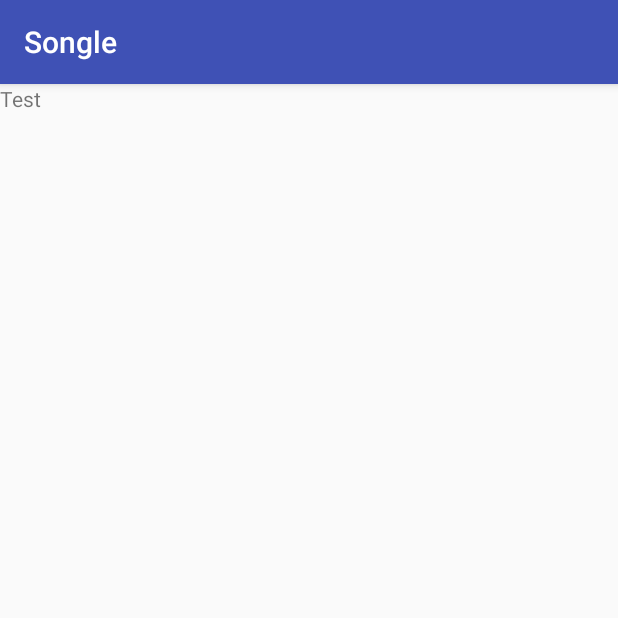
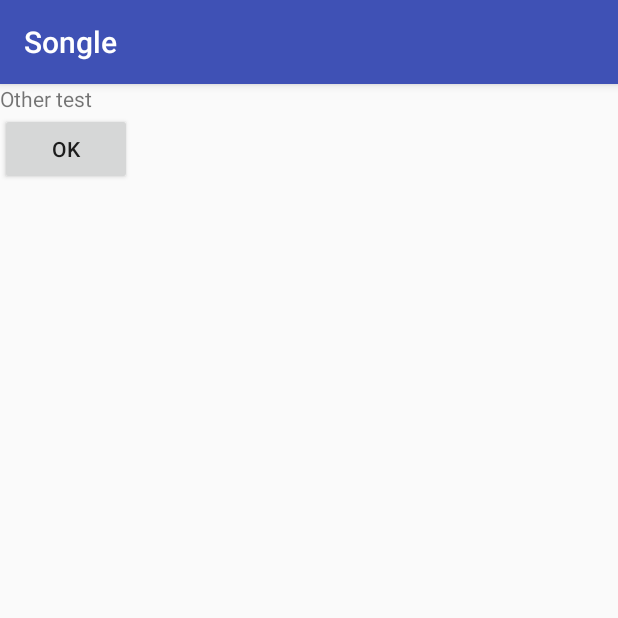
Before and after one commit to Lammatian/Songle, an Android app: the screen it shows after launch (MainActivity), on a phone screen of 412 x 824 dp, the top half of it. Run offline under Robolectric (Android 15) with nearby library versions, the phone set to English and light mode, and no system bars.

Commit message:
Further tests

```diff
--- a/app/src/main/java/com/example/mateusz/songle/MainActivity.kt
+++ b/app/src/main/java/com/example/mateusz/songle/MainActivity.kt
@@ -2,11 +2,20 @@ package com.example.mateusz.songle
 
 import android.support.v7.app.AppCompatActivity
 import android.os.Bundle
+import android.util.Log
+import android.view.View
+import kotlinx.android.synthetic.main.activity_main.*
 
 class MainActivity : AppCompatActivity() {
 
     override fun onCreate(savedInstanceState: Bundle?) {
         super.onCreate(savedInstanceState)
         setContentView(R.layout.activity_main)
+
+        testText.text = "Other test"
+    }
+
+    public fun btnClick(view : View){
+        Log.d("Tag", "OK");
     }
 }
--- a/app/src/main/res/layout/activity_main.xml
+++ b/app/src/main/res/layout/activity_main.xml
@@ -6,9 +6,21 @@
     android:layout_height="match_parent"
     tools:context="com.example.mateusz.songle.MainActivity">
 
-    <TextView
+    <LinearLayout
         android:layout_width="match_parent"
         android:layout_height="match_parent"
+        android:orientation="vertical">
+    <TextView
+        android:id="@+id/testText"
+        android:layout_width="wrap_content"
+        android:layout_height="wrap_content"
         android:text="Test"/>
 
+    <Button
+        android:layout_width="wrap_content"
+        android:layout_height="wrap_content"
+        android:onClick="btnClick"
+        android:text="OK"/>
+    </LinearLayout>
+
 </android.support.constraint.ConstraintLayout>
```
